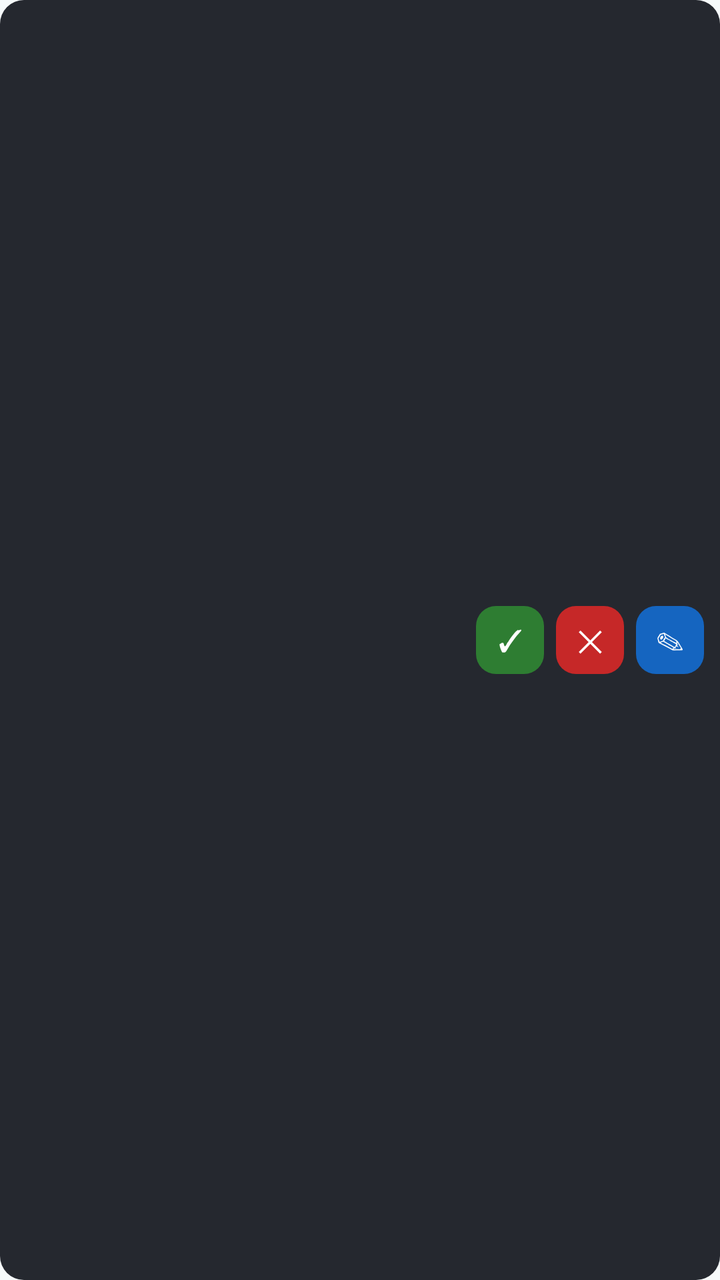
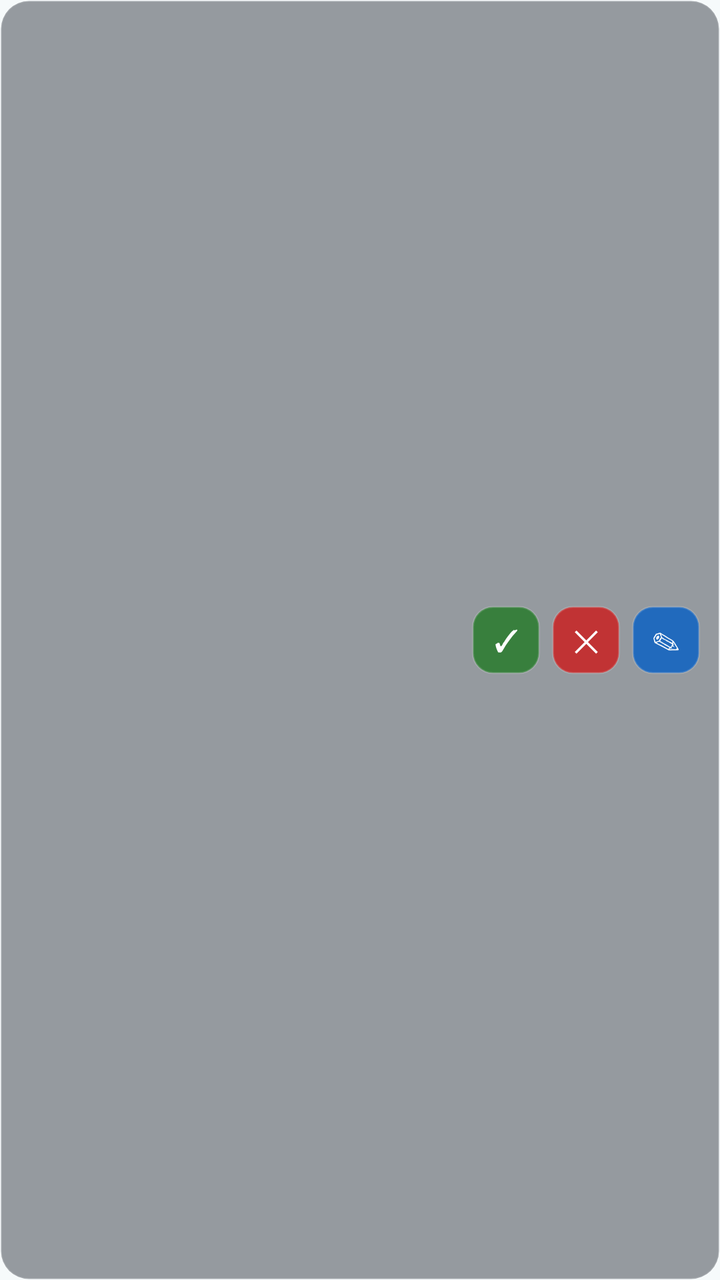

Two renders of the same Android screen: before a commit and after it. Below are the layout's source before the change and the commit's diff.
<!-- AndroidManifest.xml: application theme Theme.MyApplication -->
<!-- res/layout/widget_row.xml -->
<?xml version="1.0" encoding="utf-8"?>
<LinearLayout xmlns:android="http://schemas.android.com/apk/res/android"
    android:id="@+id/row_container"
    android:layout_width="match_parent"
    android:layout_height="wrap_content"
    android:orientation="horizontal"
    android:gravity="center_vertical"
    android:background="@drawable/widget_row_background"
    android:padding="8dp">

    <View
        android:id="@+id/row_accent"
        android:layout_width="4dp"
        android:layout_height="match_parent"
        android:minHeight="34dp"
        android:layout_marginEnd="8dp" />

    <LinearLayout
        android:layout_width="0dp"
        android:layout_weight="1"
        android:layout_height="wrap_content"
        android:orientation="vertical">

        <TextView
            android:id="@+id/row_title"
            android:layout_width="match_parent"
            android:layout_height="wrap_content"
            android:textColor="#FFFFFF"
            android:textSize="13sp"
            android:textStyle="bold"
            android:maxLines="1"
            android:ellipsize="end" />

        <TextView
            android:id="@+id/row_subtitle"
            android:layout_width="match_parent"
            android:layout_height="wrap_content"
            android:textColor="#B0BEC5"
            android:textSize="11sp"
            android:maxLines="2"
            android:ellipsize="end" />
    </LinearLayout>

    <LinearLayout
        android:id="@+id/row_actions"
        android:layout_width="wrap_content"
        android:layout_height="wrap_content"
        android:orientation="horizontal"
        android:gravity="center_vertical">

        <TextView
            android:id="@+id/row_attended"
            android:layout_width="34dp"
            android:layout_height="34dp"
            android:gravity="center"
            android:text="@string/widget_mark_attended_symbol"
            android:textColor="#FFFFFF"
            android:textSize="15sp"
            android:background="@drawable/widget_action_green" />

        <TextView
            android:id="@+id/row_missed"
            android:layout_width="34dp"
            android:layout_height="34dp"
            android:layout_marginStart="6dp"
            android:gravity="center"
            android:text="@string/widget_mark_missed_symbol"
            android:textColor="#FFFFFF"
            android:textSize="15sp"
            android:background="@drawable/widget_action_red" />

        <TextView
            android:id="@+id/row_note"
            android:layout_width="34dp"
            android:layout_height="34dp"
            android:layout_marginStart="6dp"
            android:gravity="center"
            android:text="@string/widget_note_symbol"
            android:textColor="#FFFFFF"
            android:textSize="14sp"
            android:background="@drawable/widget_action_blue" />
    </LinearLayout>
</LinearLayout>
<!-- resources referenced by this layout -->
<resources>
  <!-- drawable widget_action_blue (drawable) -->
  <?xml version="1.0" encoding="utf-8"?>
  <shape xmlns:android="http://schemas.android.com/apk/res/android" android:shape="rectangle">
      <solid android:color="#1565C0" />
      <corners android:radius="10dp" />
  </shape>
  <!-- drawable widget_action_green (drawable) -->
  <?xml version="1.0" encoding="utf-8"?>
  <shape xmlns:android="http://schemas.android.com/apk/res/android" android:shape="rectangle">
      <solid android:color="#2E7D32" />
      <corners android:radius="10dp" />
  </shape>
  <!-- drawable widget_action_red (drawable) -->
  <?xml version="1.0" encoding="utf-8"?>
  <shape xmlns:android="http://schemas.android.com/apk/res/android" android:shape="rectangle">
      <solid android:color="#C62828" />
      <corners android:radius="10dp" />
  </shape>
  <!-- drawable widget_row_background (drawable) -->
  <?xml version="1.0" encoding="utf-8"?>
  <shape xmlns:android="http://schemas.android.com/apk/res/android" android:shape="rectangle">
      <solid android:color="#25282F" />
      <corners android:radius="12dp" />
  </shape>
  <string name="widget_mark_attended_symbol">✓</string>
  <string name="widget_mark_missed_symbol">✕</string>
  <string name="widget_note_symbol">✎</string>
  <style name="Theme.MyApplication" parent="android:Theme.Material.Light.NoActionBar">
          <item name="android:windowBackground">@color/launch_background</item>
      </style>
  <color name="launch_background">#FFF6FAFB</color>
</resources>

<!-- the commit's change to res/layout/widget_row.xml (unified diff, before → after) -->
@@ -6,14 +6,14 @@
     android:orientation="horizontal"
     android:gravity="center_vertical"
     android:background="@drawable/widget_row_background"
-    android:padding="8dp">
+    android:padding="10dp">
 
-    <View
+    <FrameLayout
         android:id="@+id/row_accent"
         android:layout_width="4dp"
         android:layout_height="match_parent"
         android:minHeight="34dp"
-        android:layout_marginEnd="8dp" />
+        android:layout_marginEnd="10dp" />
 
     <LinearLayout
         android:layout_width="0dp"
@@ -35,7 +35,7 @@
             android:id="@+id/row_subtitle"
             android:layout_width="match_parent"
             android:layout_height="wrap_content"
-            android:textColor="#B0BEC5"
+            android:textColor="#C5D0DA"
             android:textSize="11sp"
             android:maxLines="2"
             android:ellipsize="end" />
@@ -46,7 +46,8 @@
         android:layout_width="wrap_content"
         android:layout_height="wrap_content"
         android:orientation="horizontal"
-        android:gravity="center_vertical">
+        android:gravity="center_vertical"
+        android:layout_marginStart="6dp">
 
         <TextView
             android:id="@+id/row_attended"
<!-- resource entries referenced after the edit -->
@@ -3,26 +3,38 @@
   <!-- drawable widget_action_blue (drawable) -->
   <?xml version="1.0" encoding="utf-8"?>
   <shape xmlns:android="http://schemas.android.com/apk/res/android" android:shape="rectangle">
-      <solid android:color="#1565C0" />
+      <solid android:color="#E61565C0" />
+      <stroke
+          android:width="1dp"
+          android:color="#28FFFFFF" />
       <corners android:radius="10dp" />
   </shape>
   <!-- drawable widget_action_green (drawable) -->
   <?xml version="1.0" encoding="utf-8"?>
   <shape xmlns:android="http://schemas.android.com/apk/res/android" android:shape="rectangle">
-      <solid android:color="#2E7D32" />
+      <solid android:color="#E62E7D32" />
+      <stroke
+          android:width="1dp"
+          android:color="#28FFFFFF" />
       <corners android:radius="10dp" />
   </shape>
   <!-- drawable widget_action_red (drawable) -->
   <?xml version="1.0" encoding="utf-8"?>
   <shape xmlns:android="http://schemas.android.com/apk/res/android" android:shape="rectangle">
-      <solid android:color="#C62828" />
+      <solid android:color="#E6C62828" />
+      <stroke
+          android:width="1dp"
+          android:color="#28FFFFFF" />
       <corners android:radius="10dp" />
   </shape>
   <!-- drawable widget_row_background (drawable) -->
   <?xml version="1.0" encoding="utf-8"?>
   <shape xmlns:android="http://schemas.android.com/apk/res/android" android:shape="rectangle">
-      <solid android:color="#25282F" />
-      <corners android:radius="12dp" />
+      <solid android:color="#7A2B303B" />
+      <stroke
+          android:width="1dp"
+          android:color="#22FFFFFF" />
+      <corners android:radius="14dp" />
   </shape>
   <string name="widget_mark_attended_symbol">✓</string>
   <string name="widget_mark_missed_symbol">✕</string>
